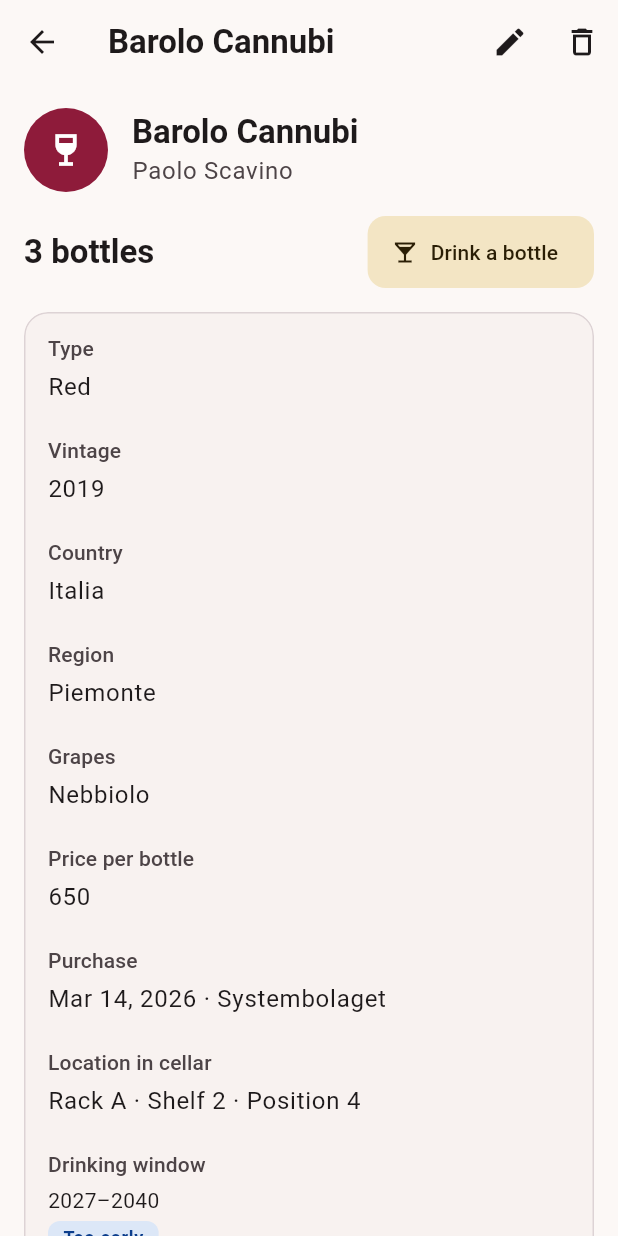
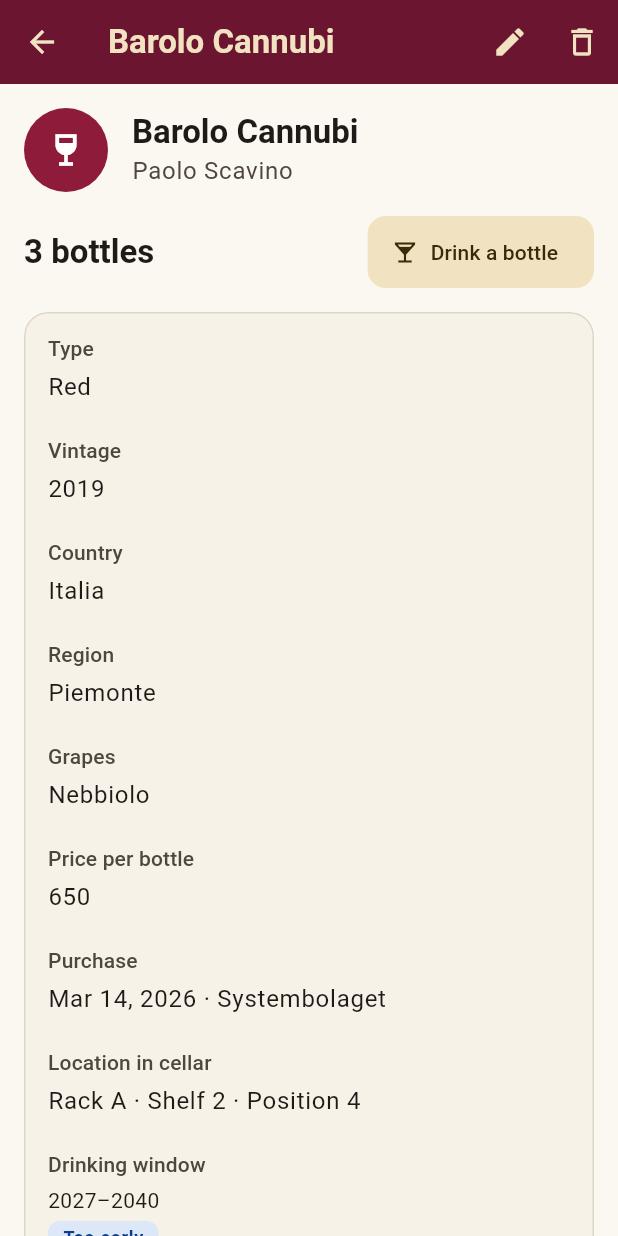
Before and after one commit to CarlWesterlind/Wine_cellar, a Flutter app: the screen it shows after launch, after a tap on an icon or button, on a phone screen of 412 x 824 dp. Run offline on Flutter 3.47's test engine with Material 3 defaults, Android fonts, the phone set to English and light mode, and no system bars; our stand-ins replace image_picker, share_plus, shared_preferences, supabase_flutter; accounts and stored records are empty.

Commit message:
Wine colors: bordeaux frames in light mode, the cellar in dark mode
The light theme read as pale pink. Light mode is now warm ivory with a
bordeaux app bar and navigation bar and champagne-gold accents; dark mode
is oxblood black with gold and bordeaux. Contrast tests cover the new
champagne-on-bordeaux bars and the selected tab.

Co-Authored-By: Claude Opus 5.5 <noreply@anthropic.com>
Claude-Session: https://claude.ai/code/session_013UoJdE3AAvALQFgXcf1P6t

```diff
--- a/lib/theme/app_theme.dart
+++ b/lib/theme/app_theme.dart
@@ -1,5 +1,6 @@
 import 'package:flutter/cupertino.dart' show CupertinoPageTransitionsBuilder;
 import 'package:flutter/material.dart';
+import 'package:flutter/services.dart' show SystemUiOverlayStyle;
 
 import 'motion.dart';
 
@@ -7,75 +8,81 @@ import 'motion.dart';
 /// generated, so that all text has high contrast (tested in
 /// test/theme_test.dart).
 abstract final class AppTheme {
-  static const _wine = Color(0xFF7A1F3D);
+  static const _bordeaux = Color(0xFF6B1530);
+  static const _cellarBordeaux = Color(0xFF5E1226);
 
+  /// Text and icons on the bordeaux app bar and navigation bar.
+  static const champagne = Color(0xFFF1E3C2);
+
+  /// "Bordeaux frames": warm ivory with bordeaux and champagne gold.
   static const lightScheme = ColorScheme(
     brightness: Brightness.light,
-    primary: _wine,
+    primary: _bordeaux,
     onPrimary: Color(0xFFFFFFFF),
-    primaryContainer: Color(0xFFF6DDE4),
-    onPrimaryContainer: Color(0xFF3D0A1C),
-    secondary: Color(0xFF6E5414),
+    primaryContainer: champagne,
+    onPrimaryContainer: Color(0xFF3A2A05),
+    secondary: Color(0xFF7A5A12),
     onSecondary: Color(0xFFFFFFFF),
-    secondaryContainer: Color(0xFFF3E5C4),
-    onSecondaryContainer: Color(0xFF2A1E05),
-    tertiary: Color(0xFF6E5414),
+    secondaryContainer: champagne,
+    onSecondaryContainer: Color(0xFF3A2A05),
+    tertiary: Color(0xFF7A5A12),
     onTertiary: Color(0xFFFFFFFF),
-    tertiaryContainer: Color(0xFFF3E5C4),
-    onTertiaryContainer: Color(0xFF2A1E05),
+    tertiaryContainer: champagne,
+    onTertiaryContainer: Color(0xFF3A2A05),
     error: Color(0xFF9A1D16),
     onError: Color(0xFFFFFFFF),
     errorContainer: Color(0xFFF9DEDC),
     onErrorContainer: Color(0xFF410E0B),
-    surface: Color(0xFFFCF8F6),
-    onSurface: Color(0xFF1E1A1B),
-    onSurfaceVariant: Color(0xFF4D4447),
-    outline: Color(0xFF7F7477),
-    outlineVariant: Color(0xFFDDD3D5),
+    surface: Color(0xFFFBF8F1),
+    onSurface: Color(0xFF1F1A17),
+    onSurfaceVariant: Color(0xFF4F463F),
+    outline: Color(0xFF80766C),
+    outlineVariant: Color(0xFFDED5C7),
     surfaceContainerLowest: Color(0xFFFFFFFF),
-    surfaceContainerLow: Color(0xFFF8F2F0),
-    surfaceContainer: Color(0xFFF3ECEA),
-    surfaceContainerHigh: Color(0xFFEDE6E4),
-    surfaceContainerHighest: Color(0xFFE7E0DE),
-    inverseSurface: Color(0xFF332F30),
-    onInverseSurface: Color(0xFFF7EFEF),
-    inversePrimary: Color(0xFFF2B6C6),
+    surfaceContainerLow: Color(0xFFF7F2E8),
+    surfaceContainer: Color(0xFFF2ECE0),
+    surfaceContainerHigh: Color(0xFFECE5D7),
+    surfaceContainerHighest: Color(0xFFE6DECE),
+    inverseSurface: Color(0xFF332D29),
+    onInverseSurface: Color(0xFFF7F0E6),
+    inversePrimary: Color(0xFFE6C77F),
     shadow: Color(0xFF000000),
     scrim: Color(0xFF000000),
     surfaceTint: Color(0x00000000),
   );
 
+  /// "The cellar": oxblood black with gold and bordeaux.
   static const darkScheme = ColorScheme(
     brightness: Brightness.dark,
-    primary: Color(0xFFF2B6C6),
-    onPrimary: Color(0xFF4E0F25),
-    primaryContainer: Color(0xFF6A1C35),
-    onPrimaryContainer: Color(0xFFFFD9E2),
-    secondary: Color(0xFFE3C47E),
-    onSecondary: Color(0xFF3E2E00),
-    secondaryContainer: Color(0xFF574400),
-    onSecondaryContainer: Color(0xFFFFE08F),
-    tertiary: Color(0xFFE3C47E),
-    onTertiary: Color(0xFF3E2E00),
-    tertiaryContainer: Color(0xFF574400),
-    onTertiaryContainer: Color(0xFFFFE08F),
+    primary: Color(0xFFD9B46A),
+    onPrimary: Color(0xFF2E2200),
+    primaryContainer: _cellarBordeaux,
+    onPrimaryContainer: Color(0xFFF5DDA8),
+    secondary: Color(0xFFD9B46A),
+    onSecondary: Color(0xFF2E2200),
+    secondaryContainer: _cellarBordeaux,
+    onSecondaryContainer: Color(0xFFF5DDA8),
+    tertiary: Color(0xFFD9B46A),
+    onTertiary: Color(0xFF2E2200),
+    tertiaryContainer: _cellarBordeaux,
+    onTertiaryContainer: Color(0xFFF5DDA8),
     error: Color(0xFFFFB4AB),
     onError: Color(0xFF690005),
     errorContainer: Color(0xFF93000A),
     onErrorContainer: Color(0xFFFFDAD6),
-    surface: Color(0xFF151213),
-    onSurface: Color(0xFFEDE0E2),
-    onSurfaceVariant: Color(0xFFD3C3C7),
-    outline: Color(0xFF9C8D91),
-    outlineVariant: Color(0xFF4A4043),
-    surfaceContainerLowest: Color(0xFF100D0E),
-    surfaceContainerLow: Color(0xFF1E1A1B),
-    surfaceContainer: Color(0xFF221E1F),
-    surfaceContainerHigh: Color(0xFF2D2829),
-    surfaceContainerHighest: Color(0xFF383233),
-    inverseSurface: Color(0xFFEDE0E2),
-    onInverseSurface: Color(0xFF332F30),
-    inversePrimary: _wine,
+    surface: Color(0xFF1A0E11),
+    onSurface: Color(0xFFF2E8DC),
+    onSurfaceVariant: Color(0xFFD6C5BA),
+    outline: Color(0xFF9E8A84),
+    outlineVariant: Color(0xFF4C3236),
+    surfaceContainerLowest: Color(0xFF12090B),
+    surfaceContainerLow: Color(0xFF261519),
+    surfaceContainer: Color(0xFF2C1A1E),
+    surfaceContainerHigh: Color(0xFF362226),
+    surfaceContainerHighest: Color(0xFF412A2F),
+    inverseSurface: Color(0xFFF2E8DC),
+    onInverseSurface: Color(0xFF2C1A1E),
+    inversePrimary: _bordeaux,
     shadow: Color(0xFF000000),
     scrim: Color(0xFF000000),
     surfaceTint: Color(0x00000000),
@@ -87,6 +94,10 @@ abstract final class AppTheme {
 
   static ThemeData _build(ColorScheme scheme, CellarColors cellarColors) {
     final base = ThemeData(colorScheme: scheme, useMaterial3: true);
+    // In light mode the app bar and navigation bar are filled bordeaux.
+    final light = scheme.brightness == Brightness.light;
+    final barColor = light ? scheme.primary : scheme.surface;
+    final onBar = light ? champagne : scheme.onSurface;
     final text = base.textTheme;
     final rounded12 = RoundedRectangleBorder(
       borderRadius: BorderRadius.circular(12),
@@ -103,12 +114,14 @@ abstract final class AppTheme {
         titleMedium: text.titleMedium?.copyWith(fontWeight: FontWeight.w600),
       ),
       appBarTheme: AppBarTheme(
-        backgroundColor: scheme.surface,
-        foregroundColor: scheme.onSurface,
+        backgroundColor: barColor,
+        foregroundColor: onBar,
+        // Light status bar icons, on the bordeaux bar and on the dark theme.
+        systemOverlayStyle: SystemUiOverlayStyle.light,
         scrolledUnderElevation: 0,
         centerTitle: false,
         titleTextStyle: text.titleLarge?.copyWith(
-          color: scheme.onSurface,
+          color: onBar,
           fontSize: 22,
           fontWeight: FontWeight.w600,
         ),
@@ -164,6 +177,22 @@ abstract final class AppTheme {
         style: TextButton.styleFrom(
           minimumSize: const Size(48, 48),
           shape: rounded12,
+        ),
+      ),
+      navigationBarTheme: NavigationBarThemeData(
+        backgroundColor: light ? barColor : scheme.surfaceContainer,
+        indicatorColor: scheme.primaryContainer,
+        iconTheme: WidgetStateProperty.resolveWith(
+          (states) => IconThemeData(
+            color: states.contains(WidgetState.selected)
+                ? scheme.onPrimaryContainer
+                : (light ? champagne : scheme.onSurfaceVariant),
+          ),
+        ),
+        labelTextStyle: WidgetStatePropertyAll(
+          text.labelMedium?.copyWith(
+            color: light ? champagne : scheme.onSurface,
+          ),
         ),
       ),
       floatingActionButtonTheme: FloatingActionButtonThemeData(
```
Also changed, not shown: 3 other files.
